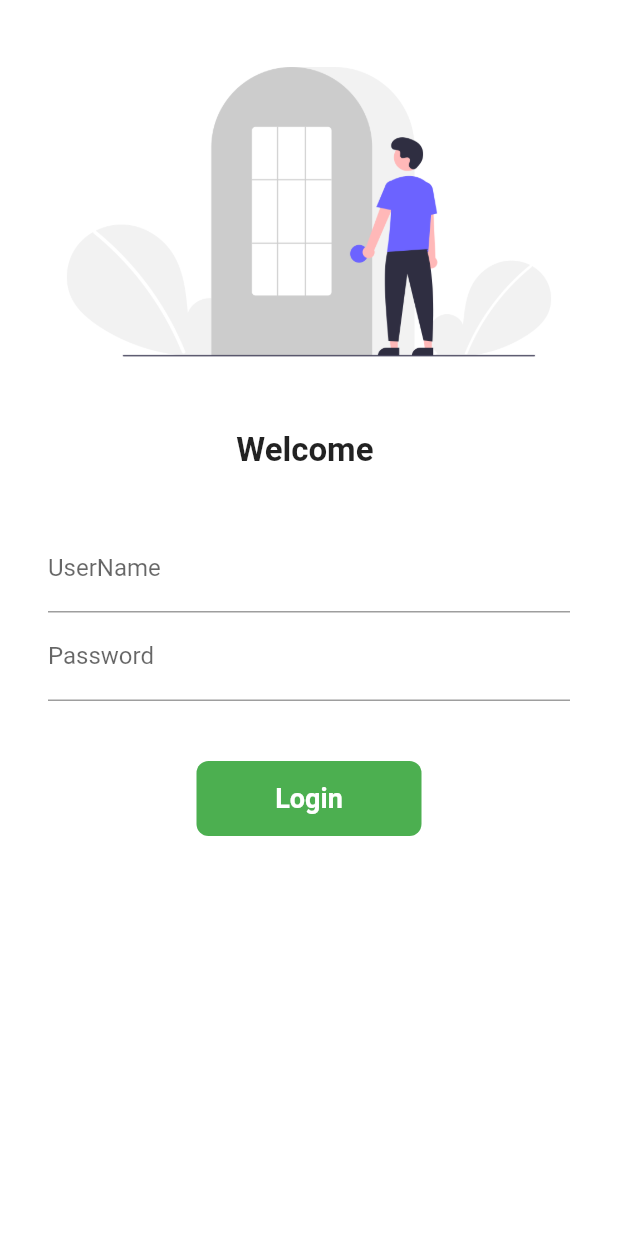
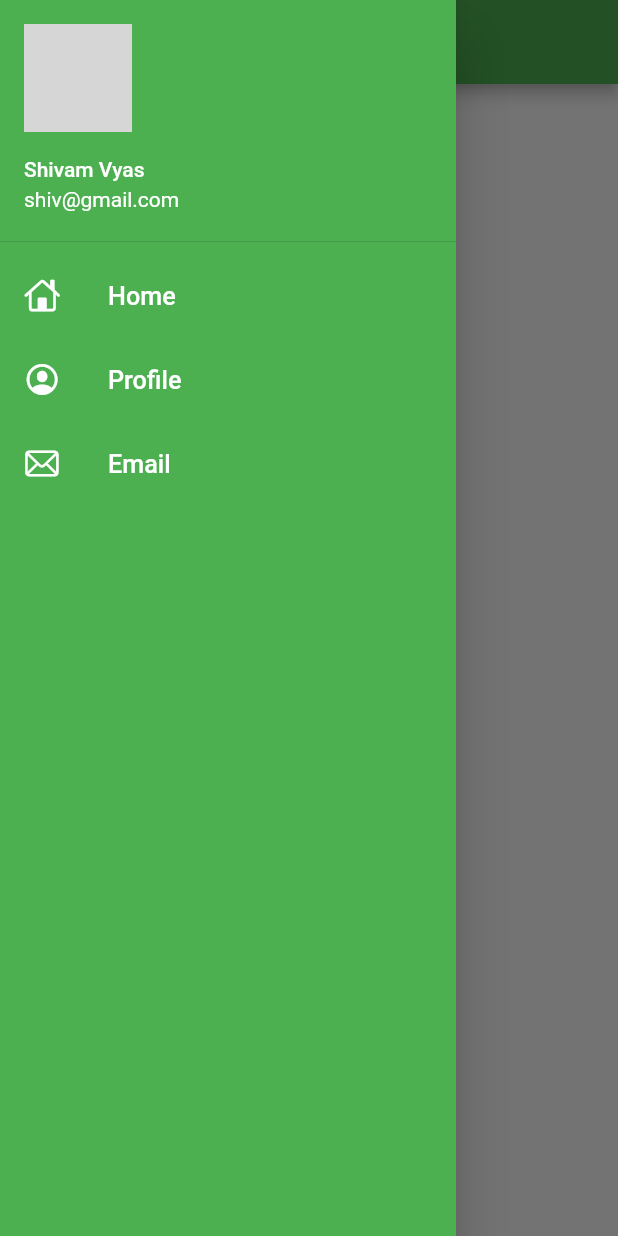
Before and after one commit to Shiv2409/MyFlutterPractice, a Flutter app: the screen it shows after launch, with the side drawer open (before the commit the screen has no drawer), on a phone screen of 412 x 824 dp. Run offline on Flutter 3.47's test engine with Material 2 defaults, Android fonts, the phone set to English and light mode, and no system bars; network calls fail; grey boxes are pictures that could not be loaded.

Commit message:
Day8 Completed

```diff
--- a/lib/main.dart
+++ b/lib/main.dart
@@ -25,8 +25,8 @@ class MyApp extends StatelessWidget {
 
       darkTheme: ThemeData(brightness: Brightness.dark),
 
-      initialRoute:
-          "/", // It is use for open the starting screen for your app whenever you want to start from
+      initialRoute: MyRoutes
+          .homeRoute, // It is use for open the starting screen for your app whenever you want to start from
       routes: {
         "/": (context) => const LoginPage(),
         MyRoutes.homeRoute: (context) => const HomePage(),
--- a/lib/pages/home_page.dart
+++ b/lib/pages/home_page.dart
@@ -1,4 +1,5 @@
 import 'package:flutter/material.dart';
+import 'package:flutter_mixup_all/widgets/drawer.dart';
 
 class HomePage extends StatelessWidget {
   final int days = 30;
@@ -14,10 +15,11 @@ class HomePage extends StatelessWidget {
       ),
       body: Center(
         child: Container(
-          child: Text("Welcome to $days days of flutter by $name"),
+          child: const Text("Welcome to Catalogue "),
+          // child: Text("Welcome to $days days of flutter by $name"),
         ),
       ),
-      drawer: const Drawer(),
+      drawer: const MyDrawer(),
     );
   }
 }
--- /dev/null
+++ b/lib/widgets/drawer.dart
@@ -0,0 +1,68 @@
+import 'package:flutter/cupertino.dart';
+import 'package:flutter/material.dart';
+import 'package:flutter/widgets.dart';
+
+class MyDrawer extends StatelessWidget {
+  const MyDrawer({Key? key}) : super(key: key);
+
+  @override
+  Widget build(BuildContext context) {
+    const imageUrl =
+        "https://icon-library.com/images/user-icon/user-icon-6.jpg";
+    return Drawer(
+      child: Container(
+        color: Colors.green,
+        child: ListView(
+          children: const [
+            DrawerHeader(
+              padding: EdgeInsets.zero,
+              child: UserAccountsDrawerHeader(
+                margin: EdgeInsets.zero,
+                decoration: BoxDecoration(
+                    color: Colors.green), // for change the Drawer color
+                accountName: Text("Shivam Vyas"),
+                accountEmail: Text("shiv@gmail.com"),
+                currentAccountPicture: CircleAvatar(
+                  backgroundImage: NetworkImage(imageUrl),
+                ),
+              ),
+            ),
+            ListTile(
+              leading: Icon(
+                CupertinoIcons.home,
+                color: Colors.white,
+              ),
+              title: Text(
+                "Home",
+                textScaleFactor: 1.2,
+                style: TextStyle(color: Colors.white),
+              ),
+            ),
+            ListTile(
+              leading: Icon(
+                CupertinoIcons.profile_circled,
+                color: Colors.white,
+              ),
+              title: Text(
+                "Profile",
+                textScaleFactor: 1.2,
+                style: TextStyle(color: Colors.white),
+              ),
+            ),
+            ListTile(
+              leading: Icon(
+                CupertinoIcons.mail,
+                color: Colors.white,
+              ),
+              title: Text(
+                "Email",
+                textScaleFactor: 1.2,
+                style: TextStyle(color: Colors.white),
+              ),
+            )
+          ],
+        ),
+      ),
+    );
+  }
+}
```
